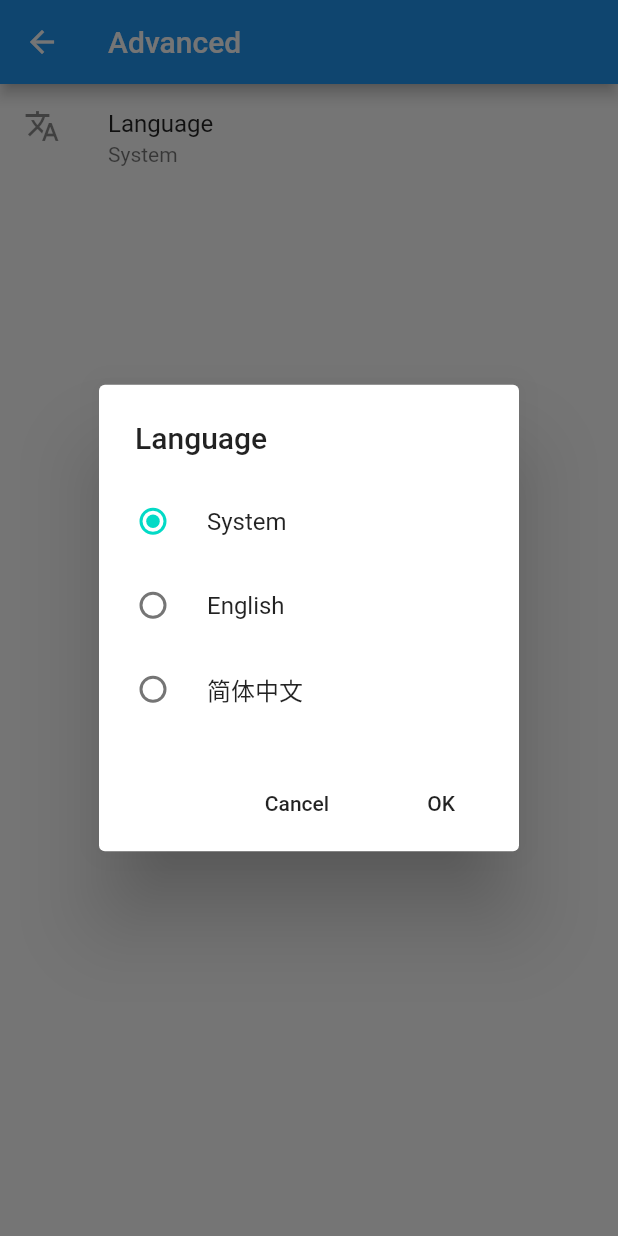
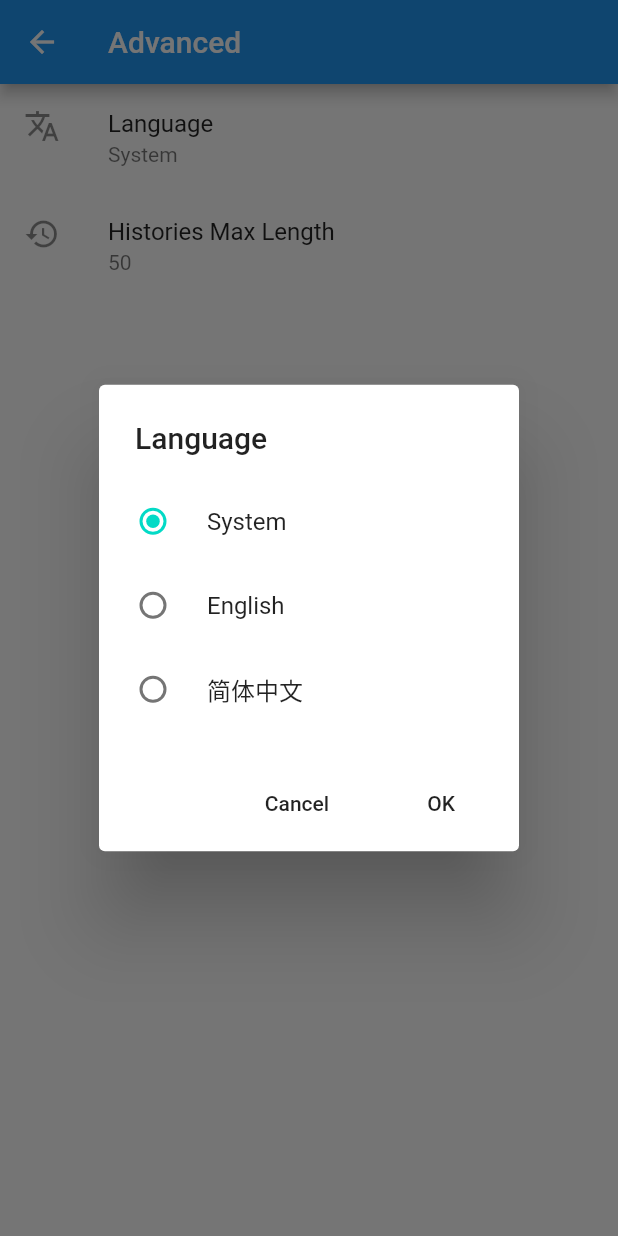
Before and after one commit to IronKinoko/fhentai, a Flutter app: the SettingsAdvanced screen opened directly, after a tap on "Language", on a phone screen of 412 x 824 dp. Run offline on Flutter 3.47's test engine with Material 2 defaults, Android fonts, the phone set to English and light mode, and no system bars; our stand-ins replace cached_network_image, cookie_jar, dio, dio_cookie_manager, flutter_html, shared_preferences and 1 more; missing offline and left inert: filesize, floating_search_bar, flutter_advanced_networkimage; accounts and stored records are empty; network calls fail.

```diff
--- a/i18n/en-US.json
+++ b/i18n/en-US.json
@@ -3,7 +3,10 @@
   "Watched": "Watched",
   "Popular": "Popular",
   "Favorites": "Favorites",
-  "Histories": "Histories",
+  "Histories": {
+    "": "Histories",
+    "MaxLength": "Histories Max Length"
+  },
   "Setting": "Setting",
   "Copy": "Copy",
   "Copyied": "Copyied",
--- a/i18n/zh-CN.json
+++ b/i18n/zh-CN.json
@@ -3,7 +3,10 @@
   "Watched": "订阅",
   "Popular": "热门",
   "Favorites": "收藏",
-  "Histories": "历史",
+  "Histories": {
+    "": "历史",
+    "MaxLength": "历史记录容量"
+  },
   "Setting": "设置",
   "Copy": "复制",
   "Copyied": "已复制",
--- a/lib/apis/gallery.dart
+++ b/lib/apis/gallery.dart
@@ -102,7 +102,7 @@ Future<List<Info>> _gdata(List<List<String>> gidlist) async {
       if (o.error != null)
         throw Exception('[404]Key missing, or incorrect key provided.');
       o.titleJpn = o.titleJpn != '' ? o.titleJpn : o.title;
-      o.url = '${Global.prefs.getString('domain')}/g/${o.gid}/${o.token}';
+      o.url = '${Global.prefs.getString(PREFS_DOMAIN)}/g/${o.gid}/${o.token}';
       o.path = '/${o.gid}/${o.token}';
       o.posted = DateFormat('yyyy-MM-dd HH:mm').format(
           DateTime.fromMillisecondsSinceEpoch(int.parse(o.posted) * 1000));
--- a/lib/common/global.dart
+++ b/lib/common/global.dart
@@ -20,10 +20,10 @@ class Global {
   static String get currentCookieStr =>
       Global.currentCookie.map((e) => '${e.name}=${e.value}; ').join('');
 
-  static List<Cookie> get currentCookie =>
-      _cookieJar.loadForRequest(Uri.parse(Global.prefs.getString('domain')));
+  static List<Cookie> get currentCookie => _cookieJar
+      .loadForRequest(Uri.parse(Global.prefs.getString(PREFS_DOMAIN)));
 
-  static bool get isSignin => Global.prefs.getBool('isSignin');
+  static bool get isSignin => Global.prefs.getBool(PREFS_ISSIGNIN);
   Future<void> init() async {
     _prefs = await SharedPreferences.getInstance();
     Directory tempDir = await getTemporaryDirectory();
@@ -38,15 +38,30 @@ class Global {
     ))
       ..interceptors.add(InterceptorsWrapper(
         onRequest: (RequestOptions options) {
-          options = options.merge(baseUrl: Global.prefs.getString('domain'));
+          options =
+              options.merge(baseUrl: Global.prefs.getString(PREFS_DOMAIN));
           return options;
         },
       ))
       ..interceptors.add(LogInterceptor(responseBody: false))
       ..interceptors.add(DioCookieManager.CookieManager(_cookieJar));
 
-    if (_prefs.getString('domain') == null) {
-      await _prefs.setString('domain', _ehUri);
+    if (_prefs.getString(PREFS_DOMAIN) == null) {
+      await _prefs.setString(PREFS_DOMAIN, _ehUri);
+    }
+    if (_prefs.getInt(PREFS_HISTORIES_MAX_LENGTH) == null) {
+      await _prefs.setInt(PREFS_HISTORIES_MAX_LENGTH, 50);
     }
   }
 }
+
+/// prefs key
+const String PREFS_I18N = 'i18n';
+const String PREFS_HISTORIES = 'histories';
+const String PREFS_HISTORIES_MAX_LENGTH = 'histories_max_length';
+const String PREFS_DOMAIN = 'domain';
+const String PREFS_ISSIGNIN = 'isSignin';
+const String PREFS_NICKNAME = 'nickName';
+const String PREFS_EMAIL = 'email';
+const String PREFS_HIS_EMAIL = 'his_email';
+const String PREFS_HIS_PASSWORD = 'his_password';
--- a/lib/main.dart
+++ b/lib/main.dart
@@ -3,7 +3,7 @@ import 'package:flutter/cupertino.dart';
 import 'package:flutter/material.dart';
 import 'package:flutter_localizations/flutter_localizations.dart';
 import 'package:provider/provider.dart';
-
+import 'package:cached_network_image/cached_network_image.dart';
 import 'common/DB.dart';
 import 'common/global.dart';
 import 'generated/i18n.dart';
@@ -44,7 +44,7 @@ class _MyAppState extends State<MyApp> {
   }
 
   void loadConfig() async {
-    String value = Global.prefs.getString('i18n');
+    String value = Global.prefs.getString(PREFS_I18N);
 
     setState(() {
       if (value == 'zh-CN') {
@@ -59,7 +59,7 @@ class _MyAppState extends State<MyApp> {
   }
 
   void onLocaleChange(Locale locale) async {
-    await Global.prefs.setString('i18n', locale?.toLanguageTag());
+    await Global.prefs.setString(PREFS_I18N, locale?.toLanguageTag());
     setState(() {
       I18n.locale = locale;
       _materialLocale = locale;
--- a/lib/model/gallery_model.dart
+++ b/lib/model/gallery_model.dart
@@ -1,13 +1,61 @@
+import 'dart:convert';
+import 'dart:math';
+
+import 'package:fhentai/common/global.dart';
 import 'package:flutter/material.dart';
 
 class ResponseGalerry {
-  final List<GalleryInfo> list;
-  final int total;
+  List<GalleryInfo> list;
+  int total;
+  bool isHistories = false;
 
-  ResponseGalerry(this.list, this.total);
+  ResponseGalerry(this.list, this.total, {this.isHistories});
+
+  factory ResponseGalerry.getFromHistories() {
+    List<String> jsonStrList;
+    jsonStrList = Global.prefs.getStringList(PREFS_HISTORIES) ?? [];
+
+    List<GalleryInfo> list = jsonStrList.map((jsonStr) {
+      return GalleryInfo.fromRawJson(jsonStr);
+    }).toList();
+    int total = list.length;
+
+    return ResponseGalerry(list, total, isHistories: true);
+  }
+
+  /// must use `ResponseGalerry.getfromHistories();`
+  void pushToHistories(GalleryInfo record) {
+    assert(isHistories, 'must use ResponseGalerry.getfromHistories()');
+    list.removeWhere((o) => o.gid == record.gid);
+    list.insert(0, record);
+    total = min(list.length, Global.prefs.getInt(PREFS_HISTORIES_MAX_LENGTH));
+    list = list.sublist(0, total);
+    List<String> jsonStrList = list.map((e) => e.toRawJson()).toList();
+    Global.prefs.setStringList(PREFS_HISTORIES, jsonStrList);
+  }
+
+  void clear() {
+    Global.prefs.setStringList(PREFS_HISTORIES, []);
+  }
 }
+// To parse this JSON data, do
+//
+//     final galleryInfo = galleryInfoFromJson(jsonString);
 
 class GalleryInfo {
+  GalleryInfo({
+    this.title,
+    this.category,
+    this.time,
+    this.rating,
+    this.url,
+    this.uploader,
+    this.filecount,
+    this.gid,
+    this.token,
+    this.thumb,
+  });
+
   final String title;
   final String category;
   final String time;
@@ -19,19 +67,36 @@ class GalleryInfo {
   final String token;
   final String thumb;
 
-  GalleryInfo({
-    this.title,
-    this.category,
-    this.time,
-    this.rating,
-    this.url,
-    this.uploader,
-    this.filecount,
-    @required this.gid,
-    @required this.token,
-    this.thumb,
-  })  : assert(gid != null),
-        assert(token != null);
+  factory GalleryInfo.fromRawJson(String str) =>
+      GalleryInfo.fromJson(json.decode(str));
+
+  String toRawJson() => json.encode(toJson());
+
+  factory GalleryInfo.fromJson(Map<String, dynamic> json) => GalleryInfo(
+        title: json["title"],
+        category: json["category"],
+        time: json["time"],
+        rating: json["rating"].toDouble(),
+        url: json["url"],
+        uploader: json["uploader"],
+        filecount: json["filecount"],
+        gid: json["gid"],
+        token: json["token"],
+        thumb: json["thumb"],
+      );
+
+  Map<String, dynamic> toJson() => {
+        "title": title,
+        "category": category,
+        "time": time,
+        "rating": rating,
+        "url": url,
+        "uploader": uploader,
+        "filecount": filecount,
+        "gid": gid,
+        "token": token,
+        "thumb": thumb,
+      };
 }
 
 class GalleryModel extends ChangeNotifier {
--- a/lib/views/gallery.dart
+++ b/lib/views/gallery.dart
@@ -1,4 +1,5 @@
 import 'package:fhentai/apis/gallery.dart';
+import 'package:fhentai/common/global.dart';
 import 'package:fhentai/generated/i18n.dart';
 import 'package:fhentai/model/gallery_model.dart';
 // import 'package:fhentai/widget/floating_appbar.dart';
@@ -7,11 +8,7 @@ import 'package:floating_search_bar/ui/sliver_search_bar.dart';
 import 'package:flutter/material.dart';
 import 'package:flutter/rendering.dart';
 
-enum GalleryMode {
-  FrontPage,
-  Watched,
-  Popular,
-}
+enum GalleryMode { FrontPage, Watched, Popular, Histories }
 
 class Gallery extends StatefulWidget {
   final String fSearch;
@@ -76,13 +73,17 @@ class _GalleryState extends State<Gallery> {
         case GalleryMode.Popular:
           res = await popularGalleryList(page: page, fSearch: widget.fSearch);
           break;
+        case GalleryMode.Histories:
+          res = ResponseGalerry.getFromHistories();
+          break;
         default:
       }
 
       if (mounted)
         setState(() {
           _page = page + 1;
-          if (widget.mode == GalleryMode.Popular) {
+          if (widget.mode == GalleryMode.Popular ||
+              widget.mode == GalleryMode.Histories) {
             _isEnd = true;
           } else {
             if (_page * 25 >= res.total) _isEnd = true;
@@ -203,7 +204,11 @@ class _GalleryState extends State<Gallery> {
       case GalleryMode.Popular:
         return I18n.of(context).Popular;
         break;
+      case GalleryMode.Histories:
+        return I18n.of(context).Histories;
+        break;
       default:
+        return '';
     }
   }
 
--- a/lib/views/settings/settings_advanced.dart
+++ b/lib/views/settings/settings_advanced.dart
@@ -1,14 +1,20 @@
 import 'package:fhentai/common/global.dart';
 import 'package:fhentai/generated/i18n.dart';
+import 'package:fhentai/model/gallery_model.dart';
 import 'package:flutter/material.dart';
 
-class SettingsAdvanced extends StatelessWidget {
+class SettingsAdvanced extends StatefulWidget {
+  @override
+  _SettingsAdvancedState createState() => _SettingsAdvancedState();
+}
+
+class _SettingsAdvancedState extends State<SettingsAdvanced> {
   /// language dialog
   void _showLanguageDialog(BuildContext context) {
     showDialog(
       context: context,
       builder: (context) {
-        String _value = Global.prefs.getString('i18n');
+        String _value = Global.prefs.getString(PREFS_I18N);
 
         return AlertDialog(
           title: Text(I18n.of(context).Language),
@@ -65,10 +71,31 @@ class SettingsAdvanced extends StatelessWidget {
   }
 
   String _currentLanguage(BuildContext context) {
-    String v = Global.prefs.getString('i18n');
+    String v = Global.prefs.getString(PREFS_I18N);
     if (v == 'zh-CN') return '简体中文';
     if (v == 'en-US') return 'English';
     return I18n.of(context).FollowSystem;
+  }
+
+  void _inputHistoriesMaxLength(BuildContext context) {
+    showDialog(
+        context: context,
+        builder: (context) {
+          String _value =
+              Global.prefs.getInt(PREFS_HISTORIES_MAX_LENGTH).toString();
+          return AlertDialog(
+              content: TextField(
+            autofocus: true,
+            controller: TextEditingController(text: _value),
+            onSubmitted: (value) async {
+              await Global.prefs
+                  .setInt(PREFS_HISTORIES_MAX_LENGTH, int.parse(value));
+              Navigator.pop(context);
+              ResponseGalerry.getFromHistories().clear();
+              setState(() {});
+            },
+          ));
+        });
   }
 
   @override
@@ -85,6 +112,13 @@ class SettingsAdvanced extends StatelessWidget {
               subtitle: Text(_currentLanguage(context)),
               leading: Icon(Icons.translate),
               onTap: () => _showLanguageDialog(context),
+            ),
+            ListTile(
+              title: Text(I18n.of(context).HistoriesMaxLength),
+              subtitle: Text(
+                  Global.prefs.getInt(PREFS_HISTORIES_MAX_LENGTH).toString()),
+              leading: Icon(Icons.history),
+              onTap: () => _inputHistoriesMaxLength(context),
             )
           ],
         ),
--- a/lib/views/settings/settings_eh_settings.dart
+++ b/lib/views/settings/settings_eh_settings.dart
@@ -13,7 +13,8 @@ class SettingsEhSettings extends StatelessWidget {
           IconButton(
             icon: Icon(Icons.save),
             onPressed: () {
-              Global.dio.get(Global.prefs.getString('domain') + '/uconfig.php');
+              Global.dio
+                  .get(Global.prefs.getString(PREFS_DOMAIN) + '/uconfig.php');
               Navigator.pop(context);
             },
           )
@@ -21,7 +22,8 @@ class SettingsEhSettings extends StatelessWidget {
       ),
       body: SafeArea(
         child: Container(
-          child: EhWebview(Global.prefs.getString('domain') + '/uconfig.php'),
+          child:
+              EhWebview(Global.prefs.getString(PREFS_DOMAIN) + '/uconfig.php'),
         ),
       ),
     );
--- a/lib/views/settings/settings_eh_tags.dart
+++ b/lib/views/settings/settings_eh_tags.dart
@@ -13,7 +13,7 @@ class SettingsEhTags extends StatelessWidget {
           IconButton(
             icon: Icon(Icons.save),
             onPressed: () {
-              Global.dio.get(Global.prefs.getString('domain') + '/mytags');
+              Global.dio.get(Global.prefs.getString(PREFS_DOMAIN) + '/mytags');
               Navigator.pop(context);
             },
           )
@@ -21,7 +21,7 @@ class SettingsEhTags extends StatelessWidget {
       ),
       body: SafeArea(
         child: Container(
-          child: EhWebview(Global.prefs.getString('domain') + '/mytags'),
+          child: EhWebview(Global.prefs.getString(PREFS_DOMAIN) + '/mytags'),
         ),
       ),
     );
--- a/pubspec.yaml
+++ b/pubspec.yaml
@@ -40,6 +40,7 @@ dependencies:
   filesize: ^1.0.4
   flutter_html: ^1.0.0
   photo_view: ^0.9.2
+  flutter_advanced_networkimage: ^0.7.0
   # The following adds the Cupertino Icons font to your application.
   # Use with the CupertinoIcons class for iOS style icons.
   cupertino_icons: ^0.1.3
```
Also changed, not shown: lib/views/detail/gallery_detail.dart (+8 -13 lines), lib/views/login.dart (+12 -11 lines), lib/views/settings/settings_eh.dart (+9 -8 lines), lib/widget/LoadImage.dart (added, +27 -0 lines), lib/widget/gallery_card.dart (+12 -4 lines), lib/widget/menu_draw.dart (+5 -5 lines), lib/generated/i18n.dart, pubspec.lock.
